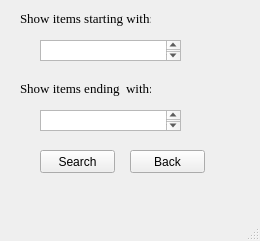
First picture: the form in filterWindow.ui, repository Rizwanabid-23/TripAdvisor-Scrapped-CS261F21PID20, before the edit.
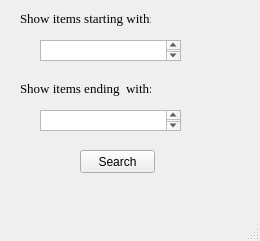
Second picture: the form after the edit.

Commit message: updated button events in pyqt5

What changed in the file:
```diff
--- a/filterWindow.ui
+++ b/filterWindow.ui
@@ -79,7 +79,7 @@
    <widget class="QPushButton" name="pushButton">
     <property name="geometry">
      <rect>
-      <x>40</x>
+      <x>80</x>
       <y>150</y>
       <width>75</width>
       <height>23</height>
@@ -89,19 +89,6 @@
      <string>Search</string>
     </property>
    </widget>
-   <widget class="QPushButton" name="pushButton_2">
-    <property name="geometry">
-     <rect>
-      <x>130</x>
-      <y>150</y>
-      <width>75</width>
-      <height>23</height>
-     </rect>
-    </property>
-    <property name="text">
-     <string>Back</string>
-    </property>
-   </widget>
   </widget>
   <widget class="QMenuBar" name="menubar">
    <property name="geometry">
```
The commit also changes 8 other files.
